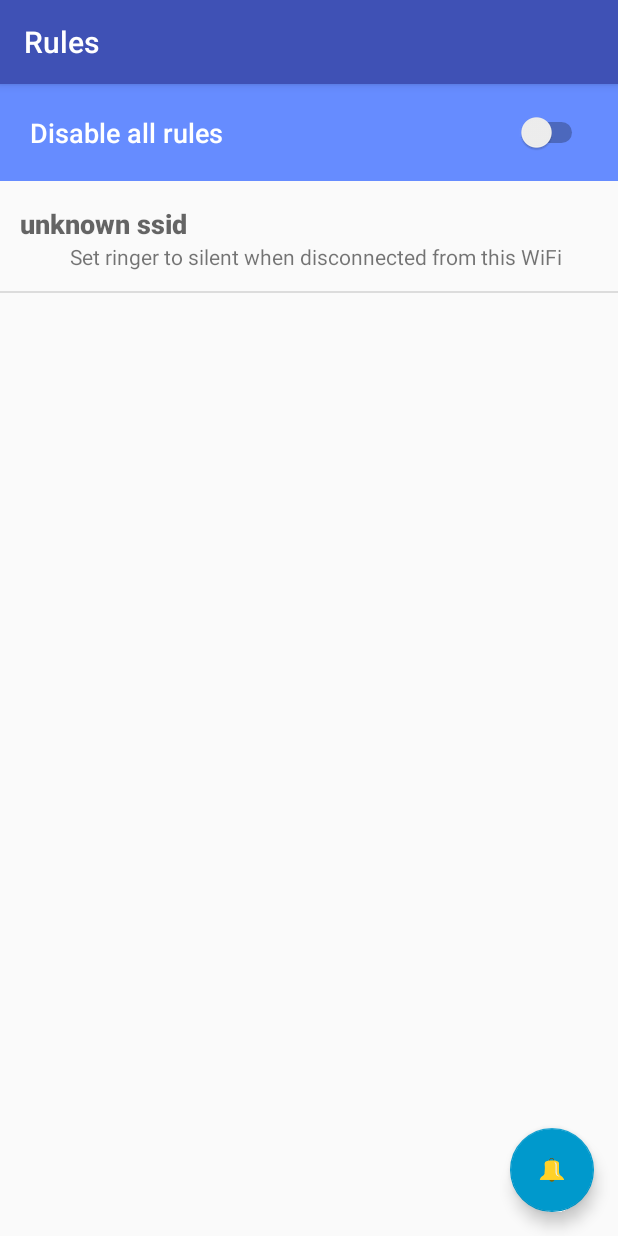
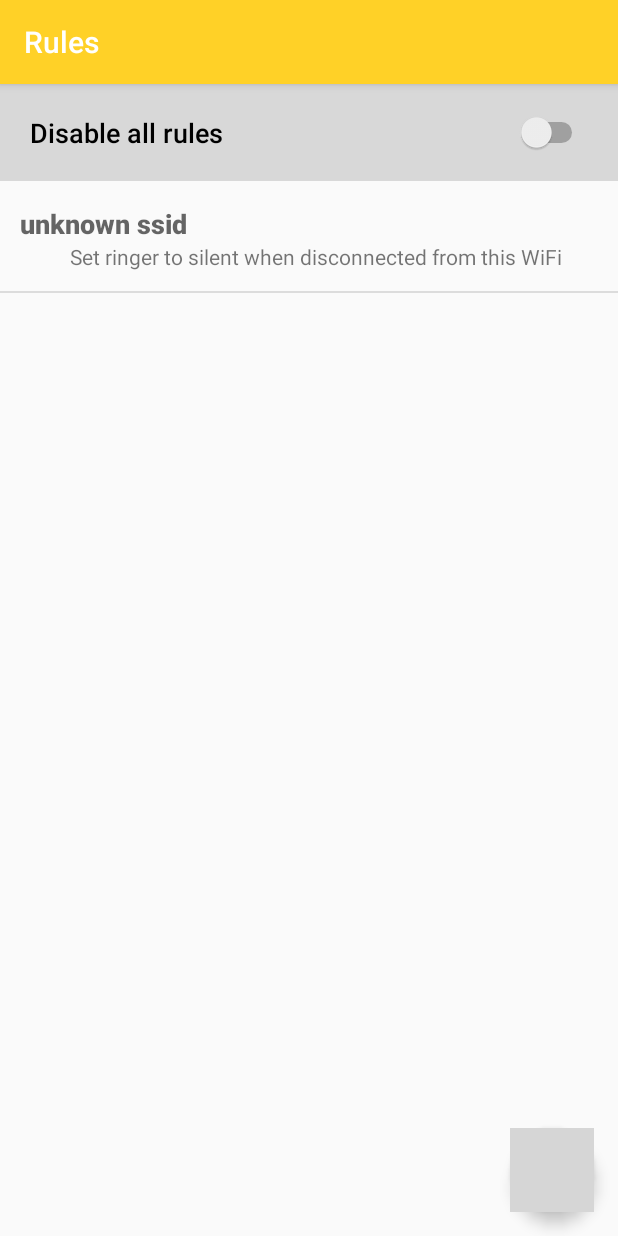
Before and after one commit to LucasMess/AutoSilencer, an Android app: the AddRuleActivity screen opened directly, with no data from a screen before it, after a tap on "SAVE", on a phone screen of 412 x 824 dp. Run offline under Robolectric (Android 15) with nearby library versions, the phone set to English and light mode, and no system bars; grey boxes are pictures that could not be loaded.

Commit message:
Color change and a few comments added.

```diff
--- a/app/src/main/java/com/bitbite/autosilencer/AddRuleActivity.java
+++ b/app/src/main/java/com/bitbite/autosilencer/AddRuleActivity.java
@@ -24,6 +24,9 @@ import java.io.InputStream;
 import java.io.InputStreamReader;
 import java.util.ArrayList;
 
+/**
+ * This activity is where the user can add another rule to the list.
+ */
 public class AddRuleActivity extends AppCompatActivity {
 
     private String[] actions = {"On WiFi Disconnect", "On WiFi Connect"};
@@ -48,22 +51,12 @@ public class AddRuleActivity extends AppCompatActivity {
 
         InitializeWifiInputBox();
         InitializeSaveButton();
-
-//        wifiManager.startScan();
-//        List<ScanResult> networkList = wifiManager.getScanResults();
-//        List<String> netNames = new ArrayList<>();
-//
-//        for (int i = 0; i < networkList.size(); i++)
-//        {
-//            netNames.add(networkList.get(i).SSID);
-//            Log.d("wifi" , networkList.get(i).SSID);
-//        }
-//        networksInRange = netNames.toArray(new String[netNames.size()]);
-//        Spinner networkSpinner = (Spinner)findViewById(R.id.wifi_spinner);
-//        ArrayAdapter<String> networkAdapter = new ArrayAdapter<String>(this, android.R.layout.simple_spinner_item, networksInRange);
-//        networkSpinner.setAdapter(networkAdapter);
     }
 
+    /**
+     * Fetches the SSID of the connected WiFi.
+     * @return WiFi SSID without quotes.
+     */
     public String getWifiName(){
         WifiManager wifiManager = (WifiManager)this.getSystemService(Context.WIFI_SERVICE);
         WifiInfo wifiInfo = wifiManager.getConnectionInfo();
@@ -76,6 +69,9 @@ public class AddRuleActivity extends AppCompatActivity {
         return withoutQuotes;
     }
 
+    /**
+     * Sets the input box of WiFi name the the default value.
+     */
     private void InitializeWifiInputBox(){
         TextView wifiInput = (TextView)findViewById(R.id.wifi_input);
         wifiInput.setText(getWifiName());
@@ -102,6 +98,9 @@ public class AddRuleActivity extends AppCompatActivity {
         });
     }
 
+    /**
+     * Sets up listeners for button click.
+     */
     private void InitializeSaveButton(){
 
         Button saveButton = (Button)findViewById(R.id.saveButton);
@@ -115,6 +114,9 @@ public class AddRuleActivity extends AppCompatActivity {
         });
     }
 
+    /**
+     * Adds the rule to list and updates everything.
+     */
     private void AddNewRule(){
 
         Spinner ringerSpinner = (Spinner)findViewById(R.id.ringer_spinner);
@@ -133,6 +135,17 @@ public class AddRuleActivity extends AppCompatActivity {
 
     }
 
+    /**
+     * Checks for logic errors that would be caused by adding a new rule.
+     * @param rule The rule that will be added.
+     * @return Returns true if the rule is valid and can be added.
+     */
+    private boolean checkIfValid(Rule rule){
+
+        return true;
+    }
+
+
 
 
 }
--- a/app/src/main/res/layout/activity_add_rule.xml
+++ b/app/src/main/res/layout/activity_add_rule.xml
@@ -16,6 +16,8 @@
         android:layout_width="wrap_content"
         android:layout_height="wrap_content"
         android:id="@+id/saveButton"
+        android:textColor="#ffffff"
+        android:background="@color/colorAccent"
         android:layout_alignParentBottom="true"
         android:layout_centerHorizontal="true" />
 
--- a/app/src/main/res/layout/activity_main.xml
+++ b/app/src/main/res/layout/activity_main.xml
@@ -16,9 +16,9 @@
     </android.support.design.widget.AppBarLayout>
 
     <Switch
-        android:background="#668cff"
+        android:background="#d8d8d8"
         android:text="Disable all rules"
-        android:textColor="#ffffff"
+        android:textColor="#000000"
         style="@android:style/TextAppearance.DeviceDefault.Medium"
 
         android:layout_width="match_parent"
@@ -39,8 +39,8 @@
         android:layout_width="wrap_content"
         android:layout_height="wrap_content"
         android:layout_margin="@dimen/fab_margin"
-        app:srcCompat="@mipmap/ic_launcher"
-        app:backgroundTint="@android:color/holo_blue_dark"
+        app:srcCompat="@mipmap/add_button"
+        app:backgroundTint="@color/colorAccent"
         app:layout_anchor="@+id/include"
         app:layout_anchorGravity="bottom|right"
         android:layout_gravity="top|left" />
--- a/app/src/main/res/layout/activity_rule_detail.xml
+++ b/app/src/main/res/layout/activity_rule_detail.xml
@@ -44,7 +44,7 @@
 
     <Button
         android:text="Delete"
-        android:background="#f4424b"
+        android:background="@color/colorAccent"
         android:textColor="#ffffff"
         android:layout_width="wrap_content"
         android:layout_height="wrap_content"
--- a/app/src/main/res/values/colors.xml
+++ b/app/src/main/res/values/colors.xml
@@ -1,6 +1,6 @@
 <?xml version="1.0" encoding="utf-8"?>
 <resources>
-    <color name="colorPrimary">#3F51B5</color>
-    <color name="colorPrimaryDark">#303F9F</color>
-    <color name="colorAccent">#FF4081</color>
+    <color name="colorPrimary">#ffd127</color>
+    <color name="colorPrimaryDark">#846800</color>
+    <color name="colorAccent">#db433b</color>
 </resources>
```
